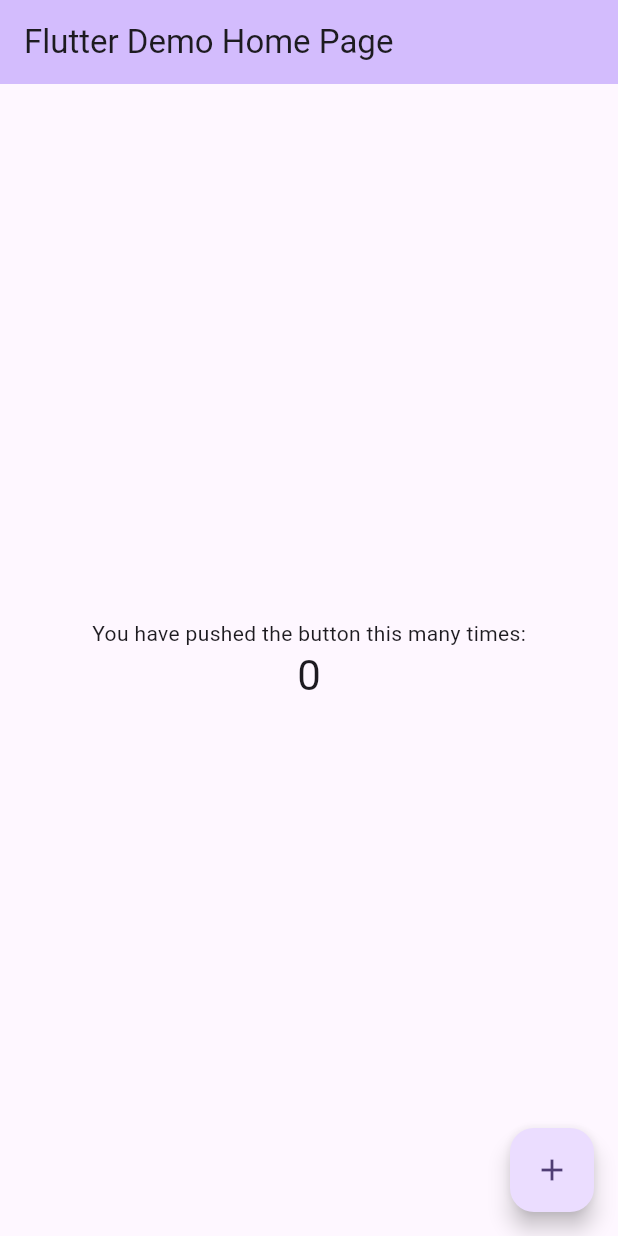
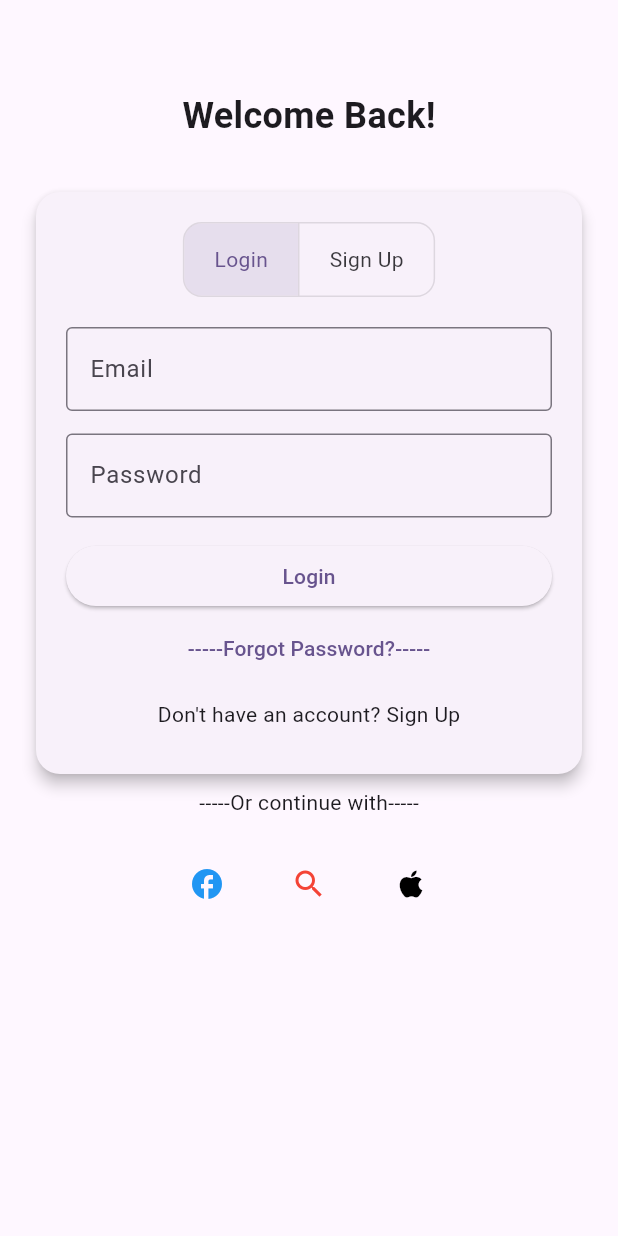
Before and after one commit to Imranulhaq1/habit_tracker_app, a Flutter app: the screen it shows after launch, on a phone screen of 412 x 824 dp. Run offline on Flutter 3.47's test engine with Material 3 defaults, Android fonts, the phone set to English and light mode, and no system bars.

Commit message:
Updated login UI

```diff
--- a/lib/main.dart
+++ b/lib/main.dart
@@ -1,4 +1,6 @@
 import 'package:flutter/material.dart';
+//import 'package:habit_tracker_app/ui_screens/home_screen.dart';
+import 'package:habit_tracker_app/ui_screens/login_screen.dart';
 
 void main() {
   runApp(const MyApp());
@@ -7,116 +9,12 @@ void main() {
 class MyApp extends StatelessWidget {
   const MyApp({super.key});
 
-  // This widget is the root of your application.
   @override
   Widget build(BuildContext context) {
     return MaterialApp(
       title: 'Flutter Demo',
-      theme: ThemeData(
-        // This is the theme of your application.
-        //
-        // TRY THIS: Try running your application with "flutter run". You'll see
-        // the application has a purple toolbar. Then, without quitting the app,
-        // try changing the seedColor in the colorScheme below to Colors.green
-        // and then invoke "hot reload" (save your changes or press the "hot
-        // reload" button in a Flutter-supported IDE, or press "r" if you used
-        // the command line to start the app).
-        //
-        // Notice that the counter didn't reset back to zero; the application
-        // state is not lost during the reload. To reset the state, use hot
-        // restart instead.
-        //
-        // This works for code too, not just values: Most code changes can be
-        // tested with just a hot reload.
-        colorScheme: .fromSeed(seedColor: Colors.deepPurple),
-      ),
-      home: const MyHomePage(title: 'Flutter Demo Home Page'),
+      theme: ThemeData(colorScheme: .fromSeed(seedColor: Colors.deepPurple)),
+      home: const LoginScreen(),
     );
   }
 }
-
-class MyHomePage extends StatefulWidget {
-  const MyHomePage({super.key, required this.title});
-
-  // This widget is the home page of your application. It is stateful, meaning
-  // that it has a State object (defined below) that contains fields that affect
-  // how it looks.
-
-  // This class is the configuration for the state. It holds the values (in this
-  // case the title) provided by the parent (in this case the App widget) and
-  // used by the build method of the State. Fields in a Widget subclass are
-  // always marked "final".
-
-  final String title;
-
-  @override
-  State<MyHomePage> createState() => _MyHomePageState();
-}
-
-class _MyHomePageState extends State<MyHomePage> {
-  int _counter = 0;
-
-  void _incrementCounter() {
-    setState(() {
-      // This call to setState tells the Flutter framework that something has
-      // changed in this State, which causes it to rerun the build method below
-      // so that the display can reflect the updated values. If we changed
-      // _counter without calling setState(), then the build method would not be
-      // called again, and so nothing would appear to happen.
-      _counter++;
-    });
-  }
-
-  @override
-  Widget build(BuildContext context) {
-    // This method is rerun every time setState is called, for instance as done
-    // by the _incrementCounter method above.
-    //
-    // The Flutter framework has been optimized to make rerunning build methods
-    // fast, so that you can just rebuild anything that needs updating rather
-    // than having to individually change instances of widgets.
-    return Scaffold(
-      appBar: AppBar(
-        // TRY THIS: Try changing the color here to a specific color (to
-        // Colors.amber, perhaps?) and trigger a hot reload to see the AppBar
-        // change color while the other colors stay the same.
-        backgroundColor: Theme.of(context).colorScheme.inversePrimary,
-        // Here we take the value from the MyHomePage object that was created by
-        // the App.build method, and use it to set our appbar title.
-        title: Text(widget.title),
-      ),
-      body: Center(
-        // Center is a layout widget. It takes a single child and positions it
-        // in the middle of the parent.
-        child: Column(
-          // Column is also a layout widget. It takes a list of children and
-          // arranges them vertically. By default, it sizes itself to fit its
-          // children horizontally, and tries to be as tall as its parent.
-          //
-          // Column has various properties to control how it sizes itself and
-          // how it positions its children. Here we use mainAxisAlignment to
-          // center the children vertically; the main axis here is the vertical
-          // axis because Columns are vertical (the cross axis would be
-          // horizontal).
-          //
-          // TRY THIS: Invoke "debug painting" (choose the "Toggle Debug Paint"
-          // action in the IDE, or press "p" in the console), to see the
-          // wireframe for each widget.
-          mainAxisAlignment: .center,
-          children: [
-            const Text('You have pushed the button this many times:'),
-            Text(
-              '$_counter',
-              style: Theme.of(context).textTheme.headlineMedium,
-            ),
-          ],
-        ),
-      ),
-      floatingActionButton: FloatingActionButton(
-        onPressed: _incrementCounter,
-        tooltip: 'Increment',
-        child: const Icon(Icons.add),
-      ),
-    );
-  }
-}
--- /dev/null
+++ b/lib/ui_screens/home_screen.dart
@@ -0,0 +1,18 @@
+import 'package:flutter/material.dart';
+
+class HomeScreen extends StatefulWidget {
+  const HomeScreen({super.key});
+
+  @override
+  State<HomeScreen> createState() => _HomeScreenState();
+}
+
+class _HomeScreenState extends State<HomeScreen> {
+  @override
+  Widget build(BuildContext context) {
+    return Scaffold(
+      appBar: AppBar(title: const Text('Habit Tracker')),
+      body: const Center(child: Text('Welcome to your Habit Tracker!')),
+    );
+  }
+}
--- /dev/null
+++ b/lib/ui_screens/login_screen.dart
@@ -0,0 +1,148 @@
+import 'package:flutter/material.dart';
+
+class LoginScreen extends StatefulWidget {
+  const LoginScreen({super.key});
+
+  @override
+  State<LoginScreen> createState() => _LoginScreenState();
+}
+
+class _LoginScreenState extends State<LoginScreen> {
+  bool isLoginSelected = true;
+
+  @override
+  Widget build(BuildContext context) {
+    return Scaffold(
+      body: SafeArea(
+        child: SingleChildScrollView(
+          child: Padding(
+            padding: const EdgeInsets.all(20),
+            child: Column(
+              crossAxisAlignment: CrossAxisAlignment.center,
+              children: [
+                SizedBox(height: 40),
+
+                Text(
+                  'Welcome Back!',
+                  style: TextStyle(fontSize: 24, fontWeight: FontWeight.bold),
+                ),
+
+                SizedBox(height: 30),
+
+                Card(
+                  shape: RoundedRectangleBorder(
+                    borderRadius: BorderRadius.circular(16),
+                  ),
+                  elevation: 4,
+                  child: Padding(
+                    padding: const EdgeInsets.all(20),
+                    child: Column(
+                      children: [
+                        /// Toggle Buttons
+                        ToggleButtons(
+                          borderRadius: BorderRadius.circular(12),
+                          isSelected: [isLoginSelected, !isLoginSelected],
+                          onPressed: (index) {
+                            setState(() {
+                              isLoginSelected = index == 0;
+                            });
+                          },
+                          children: const [
+                            Padding(
+                              padding: EdgeInsets.symmetric(horizontal: 20),
+                              child: Text('Login'),
+                            ),
+                            Padding(
+                              padding: EdgeInsets.symmetric(horizontal: 20),
+                              child: Text('Sign Up'),
+                            ),
+                          ],
+                        ),
+
+                        SizedBox(height: 20),
+
+                        /// Email Field
+                        TextField(
+                          decoration: InputDecoration(
+                            labelText: "Email",
+                            border: OutlineInputBorder(),
+                          ),
+                        ),
+
+                        SizedBox(height: 15),
+
+                        /// Password Field
+                        TextField(
+                          obscureText: true,
+                          decoration: InputDecoration(
+                            labelText: "Password",
+                            border: OutlineInputBorder(),
+                          ),
+                        ),
+
+                        SizedBox(height: 15),
+
+                        /// Confirm Password (Only for SignUp)
+                        if (!isLoginSelected)
+                          Column(
+                            children: [
+                              TextField(
+                                obscureText: true,
+                                decoration: InputDecoration(
+                                  labelText: "Confirm Password",
+                                  border: OutlineInputBorder(),
+                                ),
+                              ),
+                              SizedBox(height: 15),
+                            ],
+                          ),
+
+                        /// Button
+                        SizedBox(
+                          width: double.infinity,
+                          child: ElevatedButton(
+                            onPressed: () {},
+                            child: Text(isLoginSelected ? "Login" : "Sign Up"),
+                          ),
+                        ),
+                        TextButton(
+                          onPressed: () {},
+                          child: Text('-----Forgot Password?-----'),
+                        ),
+                        SizedBox(height: 10),
+                        Text("Don't have an account? Sign Up"),
+                        SizedBox(height: 10),
+                      ],
+                    ),
+                  ),
+                ),
+                SizedBox(height: 5),
+                Text("-----Or continue with-----"),
+                SizedBox(height: 20),
+                Row(
+                  mainAxisAlignment: MainAxisAlignment.center,
+                  children: [
+                    IconButton(
+                      onPressed: () {},
+                      icon: Icon(Icons.facebook, color: Colors.blue),
+                    ),
+                    SizedBox(width: 20),
+                    IconButton(
+                      onPressed: () {},
+                      icon: Icon(Icons.search, color: Colors.red),
+                    ),
+                    SizedBox(width: 20),
+                    IconButton(
+                      onPressed: () {},
+                      icon: Icon(Icons.apple, color: Colors.black),
+                    ),
+                  ],
+                ),
+              ],
+            ),
+          ),
+        ),
+      ),
+    );
+  }
+}
--- /dev/null
+++ b/lib/widgets/textfiled.dart
@@ -0,0 +1,36 @@
+import 'package:flutter/material.dart';
+
+class CustomTextField extends StatelessWidget {
+  final String hintText;
+  final TextEditingController controller;
+  final InputBorder? border;
+  final bool obscureText;
+  final TextInputType keyboardType;
+  final String? Function(String?)? validator;
+
+  const CustomTextField({
+    super.key,
+    required this.hintText,
+    required this.controller,
+    required this.obscureText,
+    required this.keyboardType,
+    this.validator,
+    this.border,
+  });
+
+  @override
+  Widget build(BuildContext context) {
+    return TextFormField(
+      controller: controller,
+      obscureText: obscureText,
+      keyboardType: keyboardType,
+      validator: validator,
+      decoration: InputDecoration(
+        hintText: hintText,
+        border:
+            border ??
+            OutlineInputBorder(borderRadius: BorderRadius.circular(10)),
+      ),
+    );
+  }
+}
```
Also changed, not shown: lib/blocs/habit_bloc.dart (added), lib/blocs/habit_event.dart (added), lib/blocs/habit_state.dart (added), lib/model/habit_model.dart (added), lib/repositories/habit_repository.dart (added), lib/ui_screens/add_habit_screen.dart (added), lib/ui_screens/habit_datail_screen.dart (added), lib/ui_screens/setting_screen.dart (added), lib/ui_screens/signup_sreen.dart (added), lib/ui_screens/splash_screen.dart (added), lib/utils/theme.dart (added), lib/widgets/habit_cart.dart (added).
